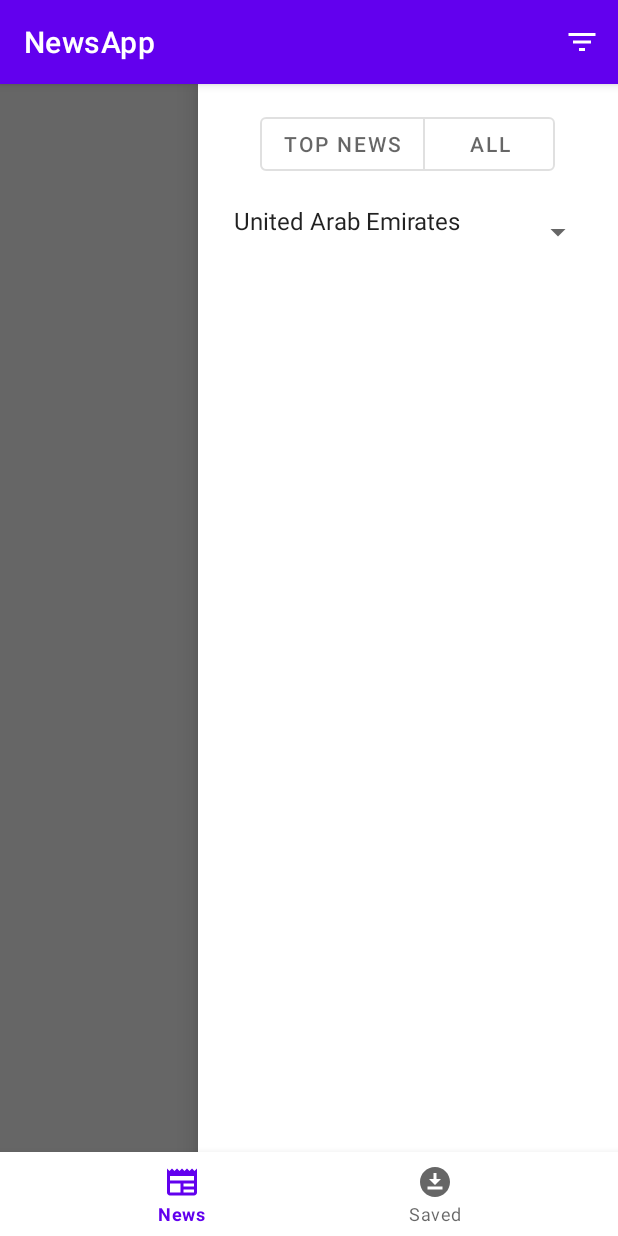
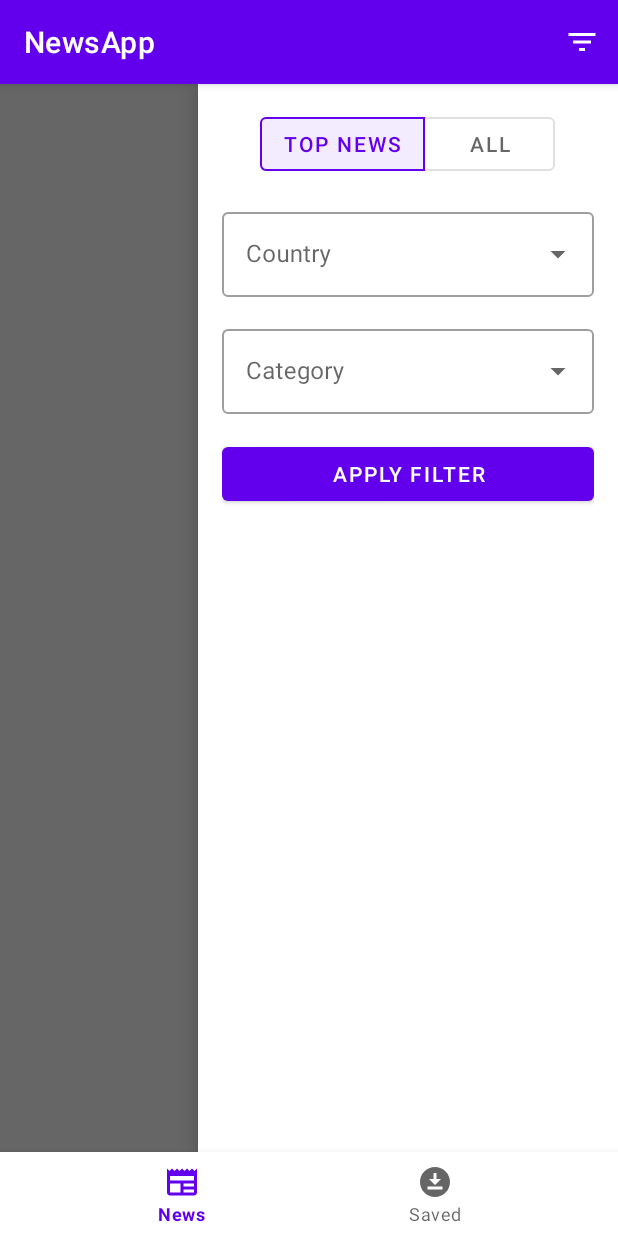
Before and after one commit to k-surtel/NewsApp, an Android app: the screen it shows after launch (MainActivity), with the side drawer open, on a phone screen of 412 x 824 dp. Run offline under Robolectric (Android 15) with nearby library versions, the phone set to English and light mode, and no system bars; our stand-ins replace Dagger/Hilt's generated code, navigation-ui; pictures from the network do not load; 1 statement that could not run was skipped.

Commit message:
Added some filter options

```diff
--- a/app/src/main/java/com/ks/newsapp/data/NewsRepository.kt
+++ b/app/src/main/java/com/ks/newsapp/data/NewsRepository.kt
@@ -5,5 +5,8 @@ import com.ks.newsapp.data.models.NewsResponse
 
 interface NewsRepository {
 
-    suspend fun getNews(): Resource<NewsResponse>
+    suspend fun getNews(
+        country: String?,
+        category: String?
+    ): Resource<NewsResponse>
 }
--- a/app/src/main/java/com/ks/newsapp/data/NewsRepositoryImpl.kt
+++ b/app/src/main/java/com/ks/newsapp/data/NewsRepositoryImpl.kt
@@ -11,9 +11,12 @@ class NewsRepositoryImpl @Inject constructor(
 
     private val TAG = "NAPP NewsRepositoryImpl"
 
-    override suspend fun getNews(): Resource<NewsResponse> {
+    override suspend fun getNews(
+        country: String?,
+        category: String?
+    ): Resource<NewsResponse> {
         return try {
-            val response = newsApi.getTopNews()
+            val response = newsApi.getTopNews(country = country, category = category)
             val result = response.body()
 
             if (response.isSuccessful && result != null) Resource.Success(result)
--- a/app/src/main/java/com/ks/newsapp/data/api/NewsApi.kt
+++ b/app/src/main/java/com/ks/newsapp/data/api/NewsApi.kt
@@ -18,7 +18,8 @@ interface NewsApi {
     @GET("/v2/top-headlines")
     suspend fun getTopNews(
         @Query("apiKey") key: String = API_KEY,
-        @Query("country") country: String = "us",
+        @Query("country") country: String?,
+        @Query("category") category: String?,
         @Query("page") page: Int = 1
     ): Response<NewsResponse>
 }
--- a/app/src/main/java/com/ks/newsapp/ui/news/NewsFragment.kt
+++ b/app/src/main/java/com/ks/newsapp/ui/news/NewsFragment.kt
@@ -2,7 +2,10 @@ package com.ks.newsapp.ui.news
 
 import android.content.Intent
 import android.os.Bundle
+import android.util.Log
 import android.view.*
+import android.widget.ArrayAdapter
+import android.widget.AutoCompleteTextView
 import androidx.fragment.app.Fragment
 import android.widget.Toast
 import androidx.fragment.app.viewModels
@@ -12,8 +15,11 @@ import com.ks.newsapp.databinding.FragmentNewsBinding
 import com.ks.newsapp.ui.adapters.ArticlesAdapter
 import com.ks.newsapp.ui.adapters.ClickListener
 import com.ks.newsapp.ui.article.ArticleActivity
+import com.ks.newsapp.ui.news.Utils.mapCategory
+import com.ks.newsapp.ui.news.Utils.mapCountry
 import dagger.hilt.android.AndroidEntryPoint
 import kotlinx.coroutines.flow.collect
+import java.util.*
 
 @AndroidEntryPoint
 class NewsFragment : Fragment() {
@@ -24,9 +30,43 @@ class NewsFragment : Fragment() {
     private val viewModel: NewsViewModel by viewModels()
 
     override fun onCreateView(inflater: LayoutInflater, container: ViewGroup?, savedInstanceState: Bundle?): View {
-
         setHasOptionsMenu(true)
         binding = FragmentNewsBinding.inflate(inflater)
+        setupArticlesList()
+
+        binding.feedButtonGroup.check(R.id.top_news_button)
+        binding.feedButtonGroup.addOnButtonCheckedListener { group, checkedId, isChecked ->
+            if(!isChecked) return@addOnButtonCheckedListener
+            when(checkedId) {
+                R.id.top_news_button -> {
+                    binding.allNewsLayout.visibility = View.GONE
+                    binding.topNewsLayout.visibility = View.VISIBLE
+                }
+                R.id.all_news_button -> {
+                    binding.topNewsLayout.visibility = View.GONE
+                    binding.allNewsLayout.visibility = View.VISIBLE
+                }
+            }
+        }
+
+        val countriesList = resources.getStringArray(R.array.countries_array).asList()
+        val countriesAdapter = ArrayAdapter(requireContext(), R.layout.item_spinner, countriesList)
+        (binding.countrySpinner as? AutoCompleteTextView)?.setAdapter(countriesAdapter)
+
+        val categoriesList = resources.getStringArray(R.array.categories_array).asList()
+        val categoriesAdapter = ArrayAdapter(requireContext(), R.layout.item_spinner, categoriesList)
+        (binding.categorySpinner as? AutoCompleteTextView)?.setAdapter(categoriesAdapter)
+
+        binding.topNewsApplyFilterButton.setOnClickListener {
+            viewModel.country = mapCountry(binding.countrySpinner.text.toString())
+            viewModel.category = mapCategory(binding.categorySpinner.text.toString())
+            viewModel.getNews()
+        }
+
+        return binding.root
+    }
+
+    private fun setupArticlesList() {
         val adapter = ArticlesAdapter(ClickListener {
             val intent = Intent(activity, ArticleActivity::class.java)
             val bundle = Bundle()
@@ -52,10 +92,9 @@ class NewsFragment : Fragment() {
                     }
                     else -> {}
                 }
+                //viewModel.newsReceived()
             }
         }
-
-        return binding.root
     }
 
     override fun onCreateOptionsMenu(menu: Menu, inflater: MenuInflater) {
--- a/app/src/main/java/com/ks/newsapp/ui/news/NewsViewModel.kt
+++ b/app/src/main/java/com/ks/newsapp/ui/news/NewsViewModel.kt
@@ -17,17 +17,21 @@ class NewsViewModel @Inject constructor(
     private val repository: NewsRepository
 ) : ViewModel() {
 
+    var country: String? = "us"
+    var category: String? = null
+
+
     sealed class NewsEvent {
-        class Success(val articles: List<Article>) : NewsEvent()
-        class Failure(val message: String) : NewsEvent()
-        object Empty : NewsEvent()
+        class Success(val articles: List<Article>): NewsEvent()
+        class Failure(val message: String): NewsEvent()
+        object Empty: NewsEvent()
     }
 
     private val _getNewsEvent = MutableStateFlow<NewsEvent>(NewsEvent.Empty)
     val getNewsEvent: StateFlow<NewsEvent> = _getNewsEvent
 
     fun getNews() = viewModelScope.launch {
-        when (val newsResponse = repository.getNews()) {
+        when (val newsResponse = repository.getNews(country, category)) {
             is Resource.Error -> {
                 _getNewsEvent.value = NewsEvent.Failure(newsResponse.message!!)
             }
@@ -36,4 +40,8 @@ class NewsViewModel @Inject constructor(
             }
         }
     }
+
+    fun newsReceived() {
+        _getNewsEvent.value = NewsEvent.Empty
+    }
 }
--- /dev/null
+++ b/app/src/main/java/com/ks/newsapp/ui/news/Utils.kt
@@ -0,0 +1,71 @@
+package com.ks.newsapp.ui.news
+
+object Utils {
+
+    fun mapCountry(country: String): String? {
+        return when(country) {
+            "United Arab Emirates" -> "ae"
+            "Argentina" -> "ar"
+            "Austria" -> "at"
+            "Australia" -> "au"
+            "Belgium" -> "be"
+            "Bulgaria" -> "bg"
+            "Brazil" -> "br"
+            "Canada" -> "ca"
+            "Switzerland" -> "ch"
+            "China" -> "cn"
+            "Colombia" -> "co"
+            "Cuba" -> "cu"
+            "Czechia" -> "cz"
+            "Germany" -> "de"
+            "Egypt" -> "eg"
+            "France" -> "fr"
+            "United Kingdom" -> "gb"
+            "Greece" -> "gr"
+            "Hong Kong" -> "hk"
+            "Hungary" -> "hu"
+            "Indonesia" -> "id"
+            "Ireland" -> "ie"
+            "Israel" -> "il"
+            "India" -> "in"
+            "Italy" -> "it"
+            "Japan" -> "jp"
+            "South Korea" -> "kr"
+            "Lithuania" -> "lt"
+            "Latvia" -> "lv"
+            "Morocco" -> "ma"
+            "Mexico" -> "mx"
+            "Malaysia" -> "my"
+            "Nigeria" -> "ng"
+            "The Netherlands" -> "nl"
+            "Norway" -> "no"
+            "New Zealand" -> "nz"
+            "The Philippines" -> "ph"
+            "Poland" -> "pl"
+            "Portugal" -> "pt"
+            "Romania" -> "ro"
+            "Serbia" -> "rs"
+            "Russia" -> "ru"
+            "Saudi Arabia" -> "sa"
+            "Sweden" -> "se"
+            "Singapore" -> "sg"
+            "Slovenia" -> "si"
+            "Slovakia" -> "sk"
+            "Thailand" -> "th"
+            "Turkey" -> "tr"
+            "Taiwan" -> "tw"
+            "Ukraine" -> "ua"
+            "United States" -> "us"
+            "Venezuela" -> "ve"
+            "South Africa" -> "za"
+            else -> null
+        }
+    }
+
+    fun mapCategory(category: String): String? {
+        return when(category) {
+            "All" -> null
+            else -> category
+        }
+    }
+}
--- a/app/src/main/res/layout/fragment_news.xml
+++ b/app/src/main/res/layout/fragment_news.xml
@@ -1,6 +1,5 @@
 <?xml version="1.0" encoding="utf-8"?>
-<com.ks.newsapp.ui.news.CustomDrawerLayout
-    xmlns:android="http://schemas.android.com/apk/res/android"
+<com.ks.newsapp.ui.news.CustomDrawerLayout xmlns:android="http://schemas.android.com/apk/res/android"
     xmlns:app="http://schemas.android.com/apk/res-auto"
     xmlns:tools="http://schemas.android.com/tools"
     android:id="@+id/drawer_layout"
@@ -9,12 +8,12 @@
     tools:context=".ui.news.NewsFragment">
 
     <androidx.swiperefreshlayout.widget.SwipeRefreshLayout
-        android:id="@+id/refreshLayout"
+        android:id="@+id/refresh_layout"
         android:layout_width="match_parent"
         android:layout_height="match_parent">
 
         <androidx.recyclerview.widget.RecyclerView
-            android:id="@+id/recyclerView"
+            android:id="@+id/recycler_view"
             android:layout_width="match_parent"
             android:layout_height="wrap_content"
             android:orientation="vertical"
@@ -36,6 +35,7 @@
             android:padding="16dp">
 
             <com.google.android.material.button.MaterialButtonToggleGroup
+                android:id="@+id/feed_button_group"
                 android:layout_width="match_parent"
                 android:layout_height="wrap_content"
                 android:gravity="center"
@@ -44,12 +44,14 @@
                 app:singleSelection="true">
 
                 <Button
+                    android:id="@+id/top_news_button"
                     style="?attr/materialButtonOutlinedStyle"
                     android:layout_width="wrap_content"
                     android:layout_height="wrap_content"
                     android:text="@string/top_news" />
 
                 <Button
+                    android:id="@+id/all_news_button"
                     style="?attr/materialButtonOutlinedStyle"
                     android:layout_width="wrap_content"
                     android:layout_height="wrap_content"
@@ -57,11 +59,60 @@
 
             </com.google.android.material.button.MaterialButtonToggleGroup>
 
-            <Spinner
+            <LinearLayout
+                android:id="@+id/top_news_layout"
                 android:layout_width="match_parent"
                 android:layout_height="wrap_content"
-                android:entries="@array/countries_array"
-                android:paddingBottom="16dp" />
+                android:orientation="vertical">
+
+                <com.google.android.material.textfield.TextInputLayout
+                    style="@style/Widget.MaterialComponents.TextInputLayout.OutlinedBox.ExposedDropdownMenu"
+                    android:layout_width="match_parent"
+                    android:layout_height="wrap_content"
+                    android:hint="@string/country"
+                    android:paddingBottom="16dp">
+                    <AutoCompleteTextView
+                        android:id="@+id/country_spinner"
+                        android:layout_width="match_parent"
+                        android:layout_height="wrap_content"
+                        android:inputType="none" />
+                </com.google.android.material.textfield.TextInputLayout>
+
+                <com.google.android.material.textfield.TextInputLayout
+                    style="@style/Widget.MaterialComponents.TextInputLayout.OutlinedBox.ExposedDropdownMenu"
+                    android:layout_width="match_parent"
+                    android:layout_height="wrap_content"
+                    android:hint="@string/category"
+                    android:paddingBottom="16dp">
+                    <AutoCompleteTextView
+                        android:id="@+id/category_spinner"
+                        android:layout_width="match_parent"
+                        android:layout_height="wrap_content"
+                        android:inputType="none" />
+                </com.google.android.material.textfield.TextInputLayout>
+
+
+                <Button
+                    android:id="@+id/top_news_apply_filter_button"
+                    android:layout_width="match_parent"
+                    android:layout_height="wrap_content"
+                    android:text="@string/apply_filter" />
+
+            </LinearLayout>
+
+            <LinearLayout
+                android:id="@+id/all_news_layout"
+                android:layout_width="match_parent"
+                android:layout_height="wrap_content"
+                android:orientation="vertical"
+                android:visibility="gone">
+
+                <TextView
+                    android:layout_width="wrap_content"
+                    android:layout_height="wrap_content"
+                    android:text="BLEELELE" />
+
+            </LinearLayout>
 
         </LinearLayout>
 
--- /dev/null
+++ b/app/src/main/res/layout/item_spinner.xml
@@ -0,0 +1,10 @@
+<?xml version="1.0" encoding="utf-8"?>
+<TextView
+    xmlns:android="http://schemas.android.com/apk/res/android"
+    android:layout_width="match_parent"
+    android:layout_height="wrap_content"
+    android:padding="16dp"
+    android:ellipsize="end"
+    android:maxLines="1"
+    android:textAppearance="?attr/textAppearanceSubtitle1"
+    />
--- /dev/null
+++ b/app/src/main/res/values/array_categories.xml
@@ -0,0 +1,13 @@
+<?xml version="1.0" encoding="utf-8"?>
+<resources>
+    <string-array name="categories_array">
+        <item>All</item>
+        <item>Business</item>
+        <item>Entertainment</item>
+        <item>General</item>
+        <item>Health</item>
+        <item>Science</item>
+        <item>Sports</item>
+        <item>Technology</item>
+    </string-array>
+</resources>
--- a/app/src/main/res/values/array_countries.xml
+++ b/app/src/main/res/values/array_countries.xml
@@ -1,59 +1,60 @@
 <?xml version="1.0" encoding="utf-8"?>
 <resources>
     <string-array name="countries_array">
-        <item name="ae">United Arab Emirates</item>
-        <item name="ar">Argentina</item>
-        <item name="at">Austria</item>
-        <item name="au">Australia</item>
-        <item name="be">Belgium</item>
-        <item name="bg">Bulgaria</item>
-        <item name="br">Brazil</item>
-        <item name="ca">Canada</item>
-        <item name="ch">Switzerland</item>
-        <item name="cn">China</item>
-        <item name="co">Colombia</item>
-        <item name="cu">Cuba</item>
-        <item name="cz">Czechia</item>
-        <item name="de">Germany</item>
-        <item name="eg">Egypt</item>
-        <item name="fr">France</item>
-        <item name="gb">United Kingdom</item>
-        <item name="gr">Greece</item>
-        <item name="hk">Hong Kong</item>
-        <item name="hu">Hungary</item>
-        <item name="id">Indonesia</item>
-        <item name="ie">Ireland</item>
-        <item name="il">Israel</item>
-        <item name="in">India</item>
-        <item name="it">Italy</item>
-        <item name="jp">Japan</item>
-        <item name="kr">South Korea</item>
-        <item name="lt">Lithuania</item>
-        <item name="lv">Latvia</item>
-        <item name="ma">Morocco</item>
-        <item name="mx">Mexico</item>
-        <item name="my">Malaysia</item>
-        <item name="ng">Nigeria</item>
-        <item name="nl">The Netherlands</item>
-        <item name="no">Norway</item>
-        <item name="nz">New Zealand</item>
-        <item name="ph">The Philippines</item>
-        <item name="pl">Poland</item>
-        <item name="pt">Portugal</item>
-        <item name="ro">Romania</item>
-        <item name="rs">Serbia</item>
-        <item name="ru">Russia</item>
-        <item name="sa">Saudi Arabia</item>
-        <item name="se">Sweden</item>
-        <item name="sg">Singapore</item>
-        <item name="si">Slovenia</item>
-        <item name="sk">Slovakia</item>
-        <item name="th">Thailand</item>
-        <item name="tr">Turkey</item>
-        <item name="tw">Taiwan</item>
-        <item name="ua">Ukraine</item>
-        <item name="us">United States</item>
-        <item name="ve">Venezuela</item>
-        <item name="za">South Africa</item>
+        <item>All</item>
+        <item>United Arab Emirates</item>
+        <item>Argentina</item>
+        <item>Austria</item>
+        <item>Australia</item>
+        <item>Belgium</item>
+        <item>Bulgaria</item>
+        <item>Brazil</item>
+        <item>Canada</item>
+        <item>Switzerland</item>
+        <item>China</item>
+        <item>Colombia</item>
+        <item>Cuba</item>
+        <item>Czechia</item>
+        <item>Germany</item>
+        <item>Egypt</item>
+        <item>France</item>
+        <item>United Kingdom</item>
+        <item>Greece</item>
+        <item>Hong Kong</item>
+        <item>Hungary</item>
+        <item>Indonesia</item>
+        <item>Ireland</item>
+        <item>Israel</item>
+        <item>India</item>
+        <item>Italy</item>
+        <item>Japan</item>
+        <item>South Korea</item>
+        <item>Lithuania</item>
+        <item>Latvia</item>
+        <item>Morocco</item>
+        <item>Mexico</item>
+        <item>Malaysia</item>
+        <item>Nigeria</item>
+        <item>The Netherlands</item>
+        <item>Norway</item>
+        <item>New Zealand</item>
+        <item>The Philippines</item>
+        <item>Poland</item>
+        <item>Portugal</item>
+        <item>Romania</item>
+        <item>Serbia</item>
+        <item>Russia</item>
+        <item>Saudi Arabia</item>
+        <item>Sweden</item>
+        <item>Singapore</item>
+        <item>Slovenia</item>
+        <item>Slovakia</item>
+        <item>Thailand</item>
+        <item>Turkey</item>
+        <item>Taiwan</item>
+        <item>Ukraine</item>
+        <item>United States</item>
+        <item>Venezuela</item>
+        <item>South Africa</item>
     </string-array>
 </resources>
--- a/app/src/main/res/values/strings.xml
+++ b/app/src/main/res/values/strings.xml
@@ -7,4 +7,7 @@
     <string name="see_in_browser">See in browser</string>
     <string name="all">All</string>
     <string name="top_news">Top news</string>
+    <string name="apply_filter">Apply filter</string>
+    <string name="country">Country</string>
+    <string name="category">Category</string>
 </resources>
```
